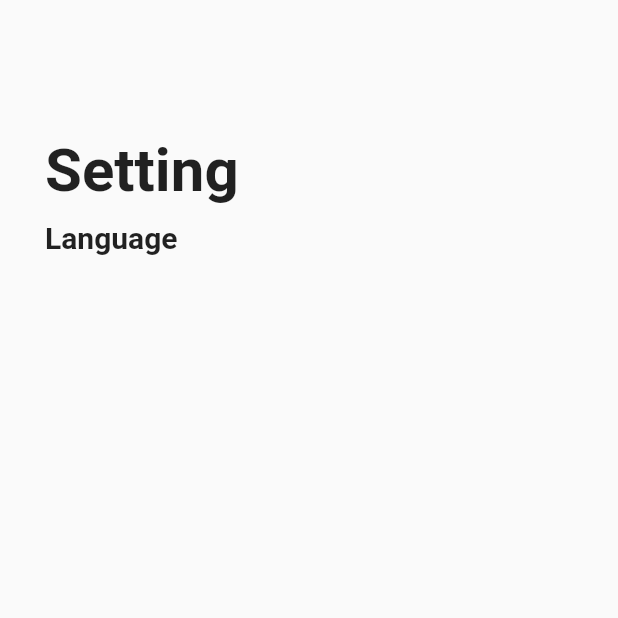
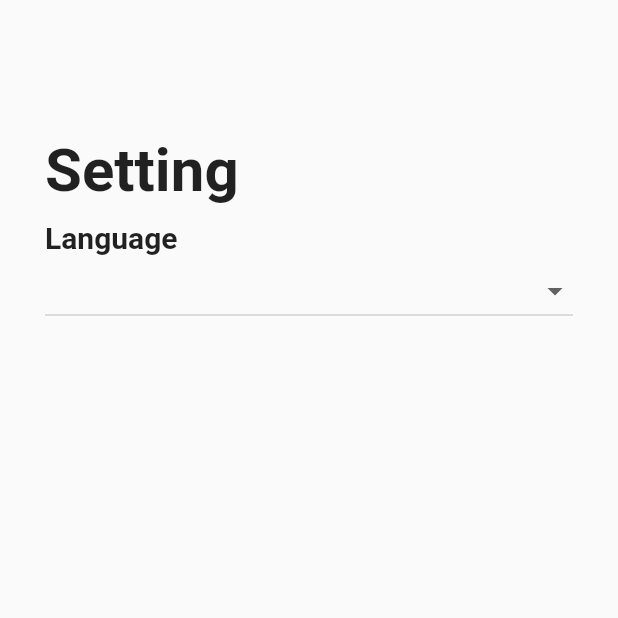
Before and after one commit to nguyentantrung2000/Solution-Challenge-2022, a Flutter app: the screen it shows after launch, on a phone screen of 412 x 824 dp, the top half of it. Run offline on Flutter 3.47's test engine with Material 2 defaults, Android fonts, the light colour scheme and no system bars; our stand-ins replace dropdown_button2.

Commit message:
fix Tom name page and bug setting screen

```diff
--- a/lib/main.dart
+++ b/lib/main.dart
@@ -1,3 +1,4 @@
+import 'package:challenge/screens/listview.dart';
 import 'package:challenge/screens/report_form.dart';
 import 'package:challenge/screens/setting_screen.dart';
 import 'package:challenge/screens/navigate.dart';
--- a/lib/screens/listview.dart
+++ b/lib/screens/listview.dart
@@ -1,18 +1,20 @@
+// ignore_for_file: prefer_const_constructors
+
 import 'package:flutter/material.dart';
 import 'package:flutter/foundation.dart';
 void main() {
   runApp(ListView());
 }
 
-class ListView extends StatefulWidget {
+class ListViewPage extends StatefulWidget {
   @override
   State<StatefulWidget> createState() {
     // TODO: implement createState
-    return ListViewState();
+    return ListViewPageState();
   }
 }
 
-class ListViewState extends State<ListView> {
+class ListViewPageState extends State<ListViewPage> {
   void doingsomething() {}
   Widget build(BuildContext context) {
     return MaterialApp(
@@ -23,6 +25,7 @@ class ListViewState extends State<ListView> {
               margin: EdgeInsets.all(20),
               child: Row(
                   mainAxisAlignment: MainAxisAlignment.spaceBetween,
+                  // ignore: prefer_const_literals_to_create_immutables
                   children: [
                     Text(
                       'Total cases: 4',
--- a/lib/screens/setting_screen.dart
+++ b/lib/screens/setting_screen.dart
@@ -1,3 +1,5 @@
+// ignore_for_file: prefer_const_constructors
+
 import 'package:flutter/material.dart';
 import 'package:dropdown_button2/dropdown_button2.dart';
 
@@ -12,33 +14,30 @@ class _SettingState extends State<Setting> {
   String? value;
   @override
   Widget build(BuildContext context) {
+    Size size = MediaQuery.of(context).size;
     return Scaffold(
-      body: Row(
-        children: [
-          Padding(
-            padding: EdgeInsets.only(top: 90, left: 30),
+      body: Padding(
+        padding: EdgeInsets.only(top: 90, left: 30, right: 30),
         child: Column(
           crossAxisAlignment: CrossAxisAlignment.start,
+          // ignore: prefer_const_literals_to_create_immutables
           children: [
             Text('Setting',
-                    style:
-                        TextStyle(fontSize: 40, fontWeight: FontWeight.bold)),
+                style: TextStyle(fontSize: 40, fontWeight: FontWeight.bold)),
             const SizedBox(height: 10),
             Text('Language',
-                    style:
-                        TextStyle(fontSize: 20, fontWeight: FontWeight.bold)),
+                style: TextStyle(fontSize: 20, fontWeight: FontWeight.bold)),
+            SizedBox(
+              width: size.width,
+              child: DropdownButton<String>(
+                value: value,
+                isExpanded: true,
+                items: language.map(buildMenuItem).toList(),
+                onChanged: (value) => setState(() => this.value = value),
+              ),
+            )
           ],
         ),
-          ),
-          // Padding(
-          //     padding: EdgeInsets.only(),
-          //     child: DropdownButton<String>(
-          //       value: value,
-          //       isExpanded: true,
-          //       items: language.map(buildMenuItem).toList(),
-          //       onChanged: (value) => setState(() => this.value = value),
-          //     ))
-        ],
       ),
     );
   }
```
Lines whose indentation alone changed are shown as unchanged.
